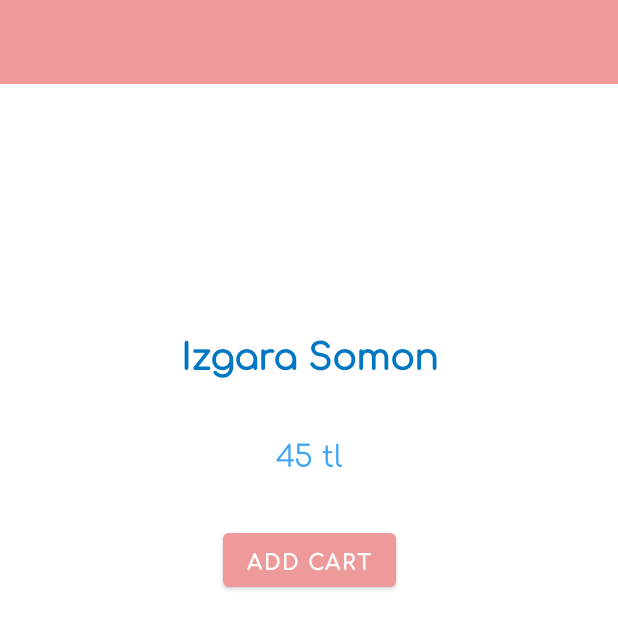
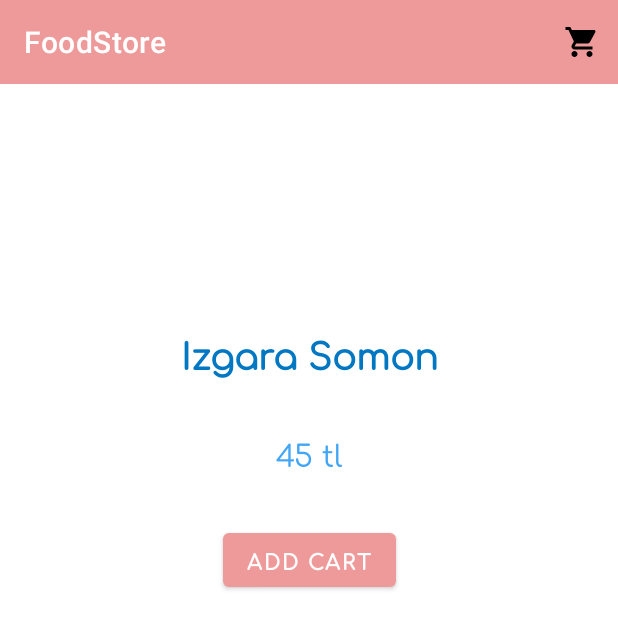
Before and after one commit to SerapErcel/FoodStore, an Android app: the fragment DetailFragment placed in its activity, on a phone screen of 412 x 824 dp. Shown: the top 629 px of the screen. Run offline under Robolectric (Android 15) with nearby library versions, the phone set to English and light mode, and no system bars; 2 statements that could not run were skipped.

Commit message:
Add menu and search

```diff
--- a/app/src/main/java/com/serapercel/foodstore/ui/fragment/DetailFragment.kt
+++ b/app/src/main/java/com/serapercel/foodstore/ui/fragment/DetailFragment.kt
@@ -1,22 +1,49 @@
 package com.serapercel.foodstore.ui.fragment
 
 import android.os.Bundle
+import android.view.*
+import android.widget.Toast
 import androidx.fragment.app.Fragment
-import android.view.LayoutInflater
-import android.view.View
-import android.view.ViewGroup
+import androidx.appcompat.app.AppCompatActivity
+import androidx.core.view.MenuProvider
+import androidx.lifecycle.Lifecycle
+import androidx.navigation.Navigation
 import androidx.navigation.fragment.navArgs
 import com.serapercel.foodstore.R
+import com.serapercel.foodstore.databinding.FragmentDetailBinding
 
 class DetailFragment : Fragment() {
+    private lateinit var binding: FragmentDetailBinding
 
     override fun onCreateView(
         inflater: LayoutInflater, container: ViewGroup?, savedInstanceState: Bundle?): View? {
-        return inflater.inflate(R.layout.fragment_detail, container, false)
+        binding = FragmentDetailBinding.inflate(inflater, container, false)
 
         val bundle:DetailFragmentArgs by navArgs()
         val tFood = bundle.food
 
+        binding.toolbarDetail.title = tFood.yemek_adi
 
+        (activity as AppCompatActivity).setSupportActionBar(binding.toolbarDetail)
+
+        requireActivity().addMenuProvider(object :MenuProvider{
+            override fun onCreateMenu(menu: Menu, menuInflater: MenuInflater) {
+                menuInflater.inflate(R.menu.toolbar_cart_menu, menu)
+            }
+
+            override fun onMenuItemSelected(menuItem: MenuItem): Boolean {
+                return when(menuItem.itemId){
+                    R.id.action_detail_cart -> {
+                        Navigation.findNavController(binding.toolbarDetail).navigate(R.id.goToCartFromDetail)
+                        Toast.makeText(requireContext(), "click on cartFragment", Toast.LENGTH_SHORT).show()
+                        true
+                    }
+                    else -> false
+                }
+            }
+
+        },viewLifecycleOwner,Lifecycle.State.RESUMED)
+
+        return binding.root
     }
 }
--- a/app/src/main/java/com/serapercel/foodstore/ui/fragment/HomeFragment.kt
+++ b/app/src/main/java/com/serapercel/foodstore/ui/fragment/HomeFragment.kt
@@ -1,16 +1,66 @@
 package com.serapercel.foodstore.ui.fragment
 
 import android.os.Bundle
+import android.view.*
+import android.widget.Toast
+import androidx.appcompat.widget.SearchView
+import androidx.appcompat.app.AppCompatActivity
+import androidx.core.view.MenuProvider
 import androidx.fragment.app.Fragment
-import android.view.LayoutInflater
-import android.view.View
-import android.view.ViewGroup
+import androidx.lifecycle.Lifecycle
+import androidx.navigation.Navigation
 import com.serapercel.foodstore.R
+import com.serapercel.foodstore.databinding.FragmentHomeBinding
 
-class HomeFragment : Fragment() {
+class HomeFragment : Fragment(), SearchView.OnQueryTextListener {
+    private lateinit var binding: FragmentHomeBinding
 
     override fun onCreateView(
         inflater: LayoutInflater, container: ViewGroup?, savedInstanceState: Bundle?): View? {
-        return inflater.inflate(R.layout.fragment_home, container, false)
+        binding = FragmentHomeBinding.inflate(inflater,container, false)
+        binding.toolbarHome.title = "Foods"
+
+        (activity as AppCompatActivity).setSupportActionBar(binding.toolbarHome)
+
+
+        requireActivity().addMenuProvider(object : MenuProvider {
+            override fun onCreateMenu(menu: Menu, menuInflater: MenuInflater) {
+                menuInflater.inflate(R.menu.toolbar_search_menu, menu)
+
+                val item = menu.findItem(R.id.action_search)
+                val searchView = item.actionView as SearchView
+                searchView.setOnQueryTextListener(this@HomeFragment)
+            }
+
+            override fun onMenuItemSelected(item: MenuItem): Boolean {
+                return when (item.itemId) {
+                    R.id.action_cart -> {
+                        Navigation.findNavController(binding.toolbarHome).navigate(R.id.goToCart)
+                        Toast.makeText(requireContext(), "click on cartFragment", Toast.LENGTH_SHORT).show()
+                        true
+                    }
+                    R.id.action_search -> {
+                        Toast.makeText(requireContext(), "click on search", Toast.LENGTH_SHORT).show()
+                        true
+                    }
+                    else -> false
+                }
+            }
+        }, viewLifecycleOwner, Lifecycle.State.RESUMED)
+        return binding.root
     }
+
+    override fun onQueryTextSubmit(query: String): Boolean {
+        Toast.makeText(requireContext(), "click on onQueryTextSubmit", Toast.LENGTH_SHORT).show()
+
+        return true
+    }
+
+    override fun onQueryTextChange(newText: String): Boolean {
+        Toast.makeText(requireContext(), "click on onQueryTextChange", Toast.LENGTH_SHORT).show()
+
+        return true
+    }
+
+
 }
--- /dev/null
+++ b/app/src/main/res/drawable/cart.xml
@@ -0,0 +1,5 @@
+<vector android:height="24dp" android:tint="#000000"
+    android:viewportHeight="24" android:viewportWidth="24"
+    android:width="24dp" xmlns:android="http://schemas.android.com/apk/res/android">
+    <path android:fillColor="@android:color/white" android:pathData="M7,18c-1.1,0 -1.99,0.9 -1.99,2S5.9,22 7,22s2,-0.9 2,-2 -0.9,-2 -2,-2zM1,2v2h2l3.6,7.59 -1.35,2.45c-0.16,0.28 -0.25,0.61 -0.25,0.96 0,1.1 0.9,2 2,2h12v-2L7.42,15c-0.14,0 -0.25,-0.11 -0.25,-0.25l0.03,-0.12 0.9,-1.63h7.45c0.75,0 1.41,-0.41 1.75,-1.03l3.58,-6.49c0.08,-0.14 0.12,-0.31 0.12,-0.48 0,-0.55 -0.45,-1 -1,-1L5.21,4l-0.94,-2L1,2zM17,18c-1.1,0 -1.99,0.9 -1.99,2s0.89,2 1.99,2 2,-0.9 2,-2 -0.9,-2 -2,-2z"/>
+</vector>
--- /dev/null
+++ b/app/src/main/res/drawable/search.xml
@@ -0,0 +1,5 @@
+<vector android:height="24dp" android:tint="#000000"
+    android:viewportHeight="24" android:viewportWidth="24"
+    android:width="24dp" xmlns:android="http://schemas.android.com/apk/res/android">
+    <path android:fillColor="@android:color/white" android:pathData="M15.5,14h-0.79l-0.28,-0.27C15.41,12.59 16,11.11 16,9.5 16,5.91 13.09,3 9.5,3S3,5.91 3,9.5 5.91,16 9.5,16c1.61,0 3.09,-0.59 4.23,-1.57l0.27,0.28v0.79l5,4.99L20.49,19l-4.99,-5zM9.5,14C7.01,14 5,11.99 5,9.5S7.01,5 9.5,5 14,7.01 14,9.5 11.99,14 9.5,14z"/>
+</vector>
--- /dev/null
+++ b/app/src/main/res/menu/toolbar_cart_menu.xml
@@ -0,0 +1,9 @@
+<?xml version="1.0" encoding="utf-8"?>
+<menu xmlns:android="http://schemas.android.com/apk/res/android"
+    xmlns:app="http://schemas.android.com/apk/res-auto">
+    <item
+        android:id="@+id/action_detail_cart"
+        android:icon="@drawable/cart"
+        android:title="Cart"
+        app:showAsAction="always|collapseActionView" />
+</menu>
--- /dev/null
+++ b/app/src/main/res/menu/toolbar_search_menu.xml
@@ -0,0 +1,16 @@
+<?xml version="1.0" encoding="utf-8"?>
+<menu xmlns:app="http://schemas.android.com/apk/res-auto"
+    xmlns:android="http://schemas.android.com/apk/res/android">
+
+    <item
+        android:id="@+id/action_search"
+        android:icon="@drawable/search"
+        android:title="Search"
+        app:showAsAction="always|collapseActionView"
+        app:actionViewClass="androidx.appcompat.widget.SearchView" />
+    <item
+        android:id="@+id/action_cart"
+        android:icon="@drawable/cart"
+        android:title="Cart"
+        app:showAsAction="always|collapseActionView" />
+</menu>
--- a/app/src/main/res/navigation/main_nav.xml
+++ b/app/src/main/res/navigation/main_nav.xml
@@ -25,6 +25,9 @@
         <argument
             android:name="food"
             app:argType="com.serapercel.foodstore.data.entity.Food" />
+        <action
+            android:id="@+id/goToCartFromDetail"
+            app:destination="@id/cartFragment" />
     </fragment>
     <fragment
         android:id="@+id/cartFragment"
```
